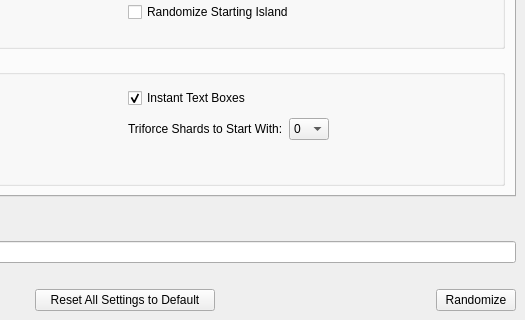
Above: ui/randomizer_window.ui from LagoLunatic/wwrando before the change; both pictures show x 275 to 800 and y 486 to 806 of the 800 by 806 pixel window. Below: the same form after it.
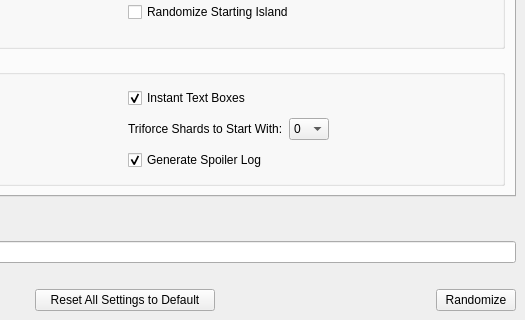
That is the form after the change.

Commit message: Add option to not write spoiler log which affects random seeding

What changed in the file:
```diff
--- a/ui/randomizer_window.ui
+++ b/ui/randomizer_window.ui
@@ -391,6 +391,16 @@
              </item>
             </layout>
            </item>
+           <item row="2" column="1">
+            <widget class="QCheckBox" name="generate_spoiler_log">
+             <property name="text">
+              <string>Generate Spoiler Log</string>
+             </property>
+             <property name="checked">
+              <bool>true</bool>
+             </property>
+            </widget>
+           </item>
           </layout>
          </widget>
         </item>
```
The commit also changes 3 other files.
